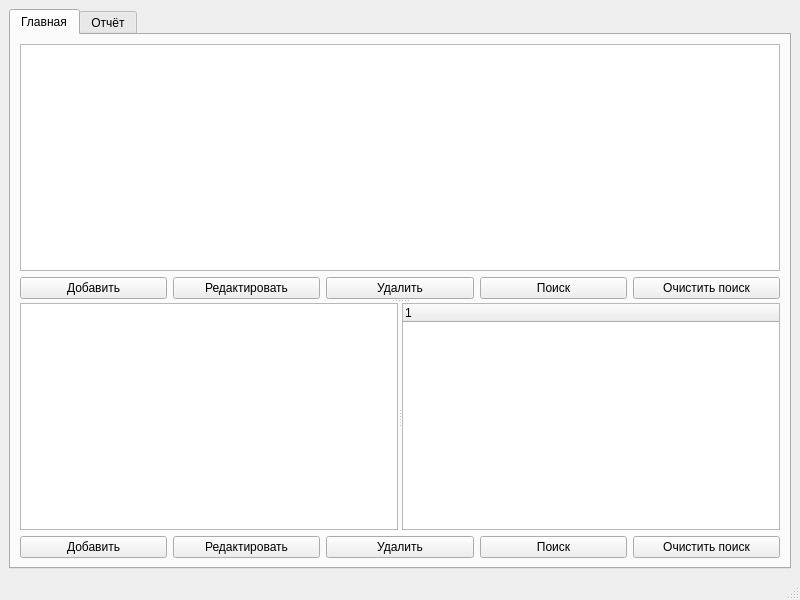
molchanovsv/kursovaya2, file mainwindow.ui: the form before one commit.
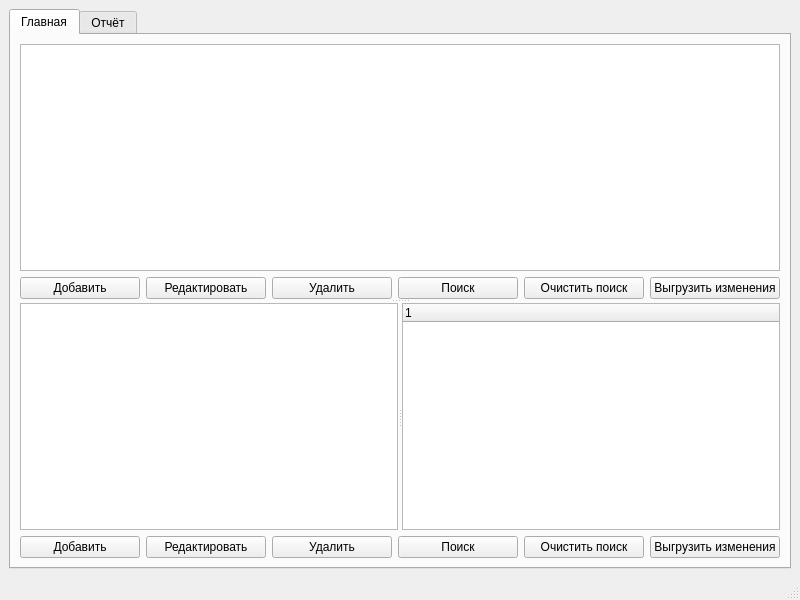
The form after the commit.

Commit message: Add export buttons and file saving

The edit to the form file:
```diff
--- a/mainwindow.ui
+++ b/mainwindow.ui
@@ -76,6 +76,13 @@
             </property>
            </widget>
           </item>
+         <item>
+          <widget class="QPushButton" name="saveStudentsButton">
+           <property name="text">
+            <string>Выгрузить изменения</string>
+           </property>
+          </widget>
+         </item>
          </layout>
         </item>
        </layout>
@@ -138,6 +145,13 @@
             </property>
            </widget>
           </item>
+         <item>
+          <widget class="QPushButton" name="saveConcertsButton">
+           <property name="text">
+            <string>Выгрузить изменения</string>
+           </property>
+          </widget>
+         </item>
              </layout>
             </item>
            </layout>
```
Left out of the diff: 7 changed lines with no effect on the pictures. Lines whose indentation alone changed are shown as unchanged. The commit also changes 3 other files.
